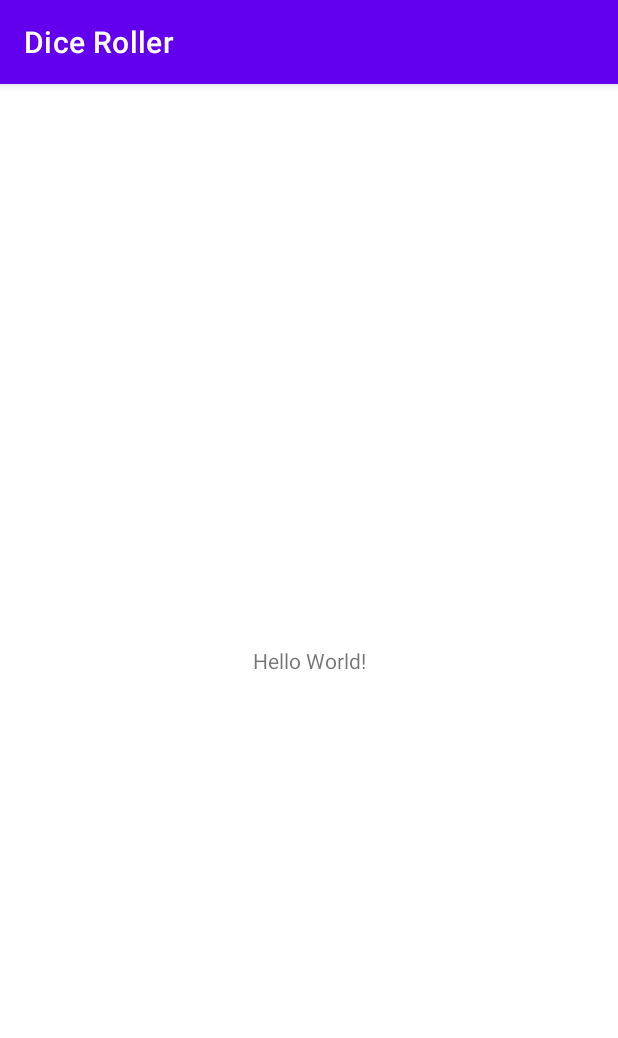
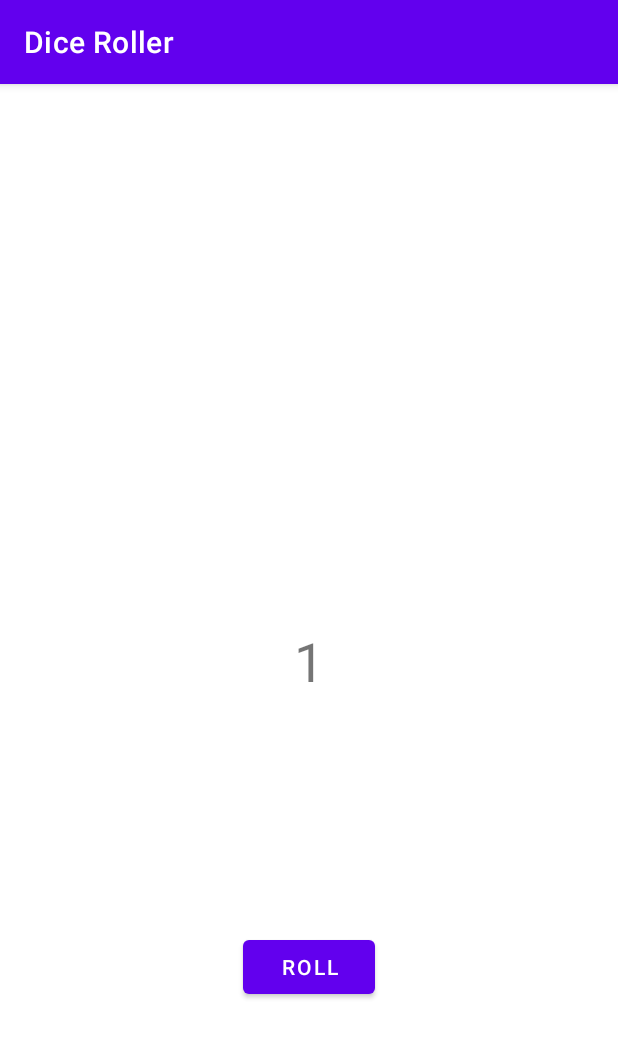
Before and after one commit to aludmila-gdev/DiceRoller, an Android app: the screen it shows after launch (MainActivity), on a phone screen of 412 x 824 dp. Shown: the top 1038 px of the screen. Run offline under Robolectric (Android 15) with nearby library versions, the phone set to English and light mode, and no system bars.

```diff
--- a/app/src/main/res/layout/activity_main.xml
+++ b/app/src/main/res/layout/activity_main.xml
@@ -7,12 +7,24 @@
     tools:context=".MainActivity">
 
     <TextView
+        android:id="@+id/textView"
         android:layout_width="wrap_content"
         android:layout_height="wrap_content"
-        android:text="Hello World!"
+        android:text="1"
+        android:textSize="36sp"
         app:layout_constraintBottom_toBottomOf="parent"
         app:layout_constraintLeft_toLeftOf="parent"
         app:layout_constraintRight_toRightOf="parent"
         app:layout_constraintTop_toTopOf="parent" />
 
+    <Button
+        android:id="@+id/button"
+        android:layout_width="wrap_content"
+        android:layout_height="wrap_content"
+        android:text="@string/roll"
+        app:layout_constraintBottom_toBottomOf="parent"
+        app:layout_constraintEnd_toEndOf="parent"
+        app:layout_constraintStart_toStartOf="parent"
+        app:layout_constraintTop_toBottomOf="@+id/textView" />
+
 </androidx.constraintlayout.widget.ConstraintLayout>
--- a/app/src/main/res/values/strings.xml
+++ b/app/src/main/res/values/strings.xml
@@ -1,3 +1,4 @@
 <resources>
     <string name="app_name">Dice Roller</string>
+    <string name="roll">Roll</string>
 </resources>
```
Also changed, not shown: app/src/main/java/com/example/diceroller/MainActivity.kt (+24 -1 lines).
